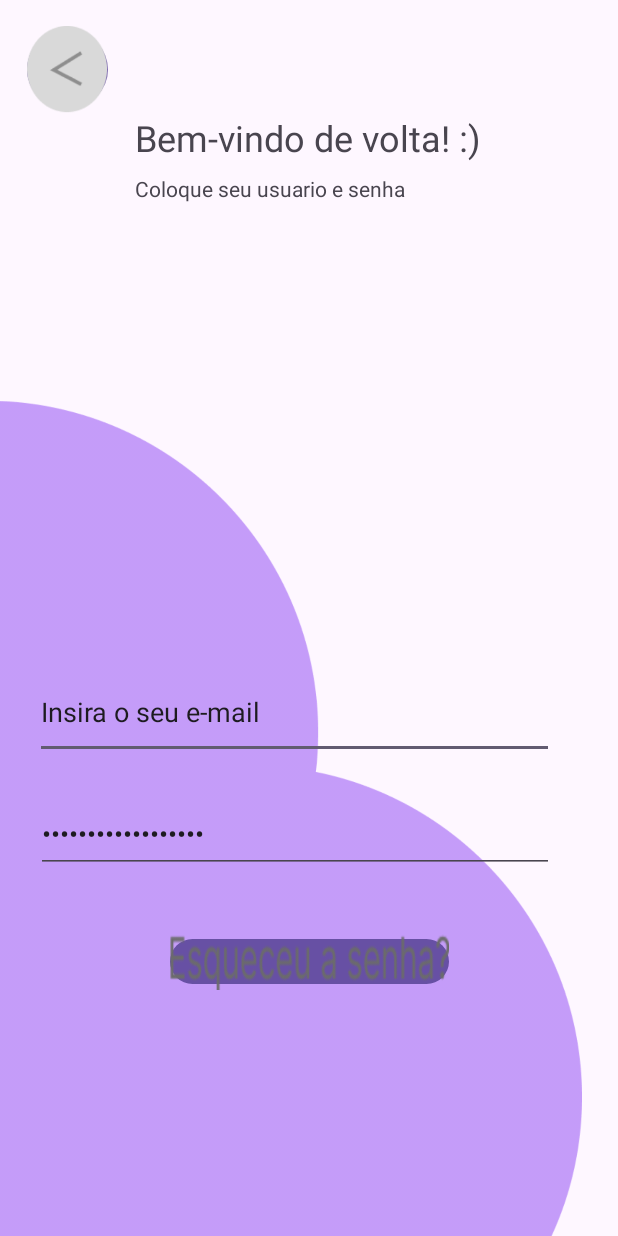
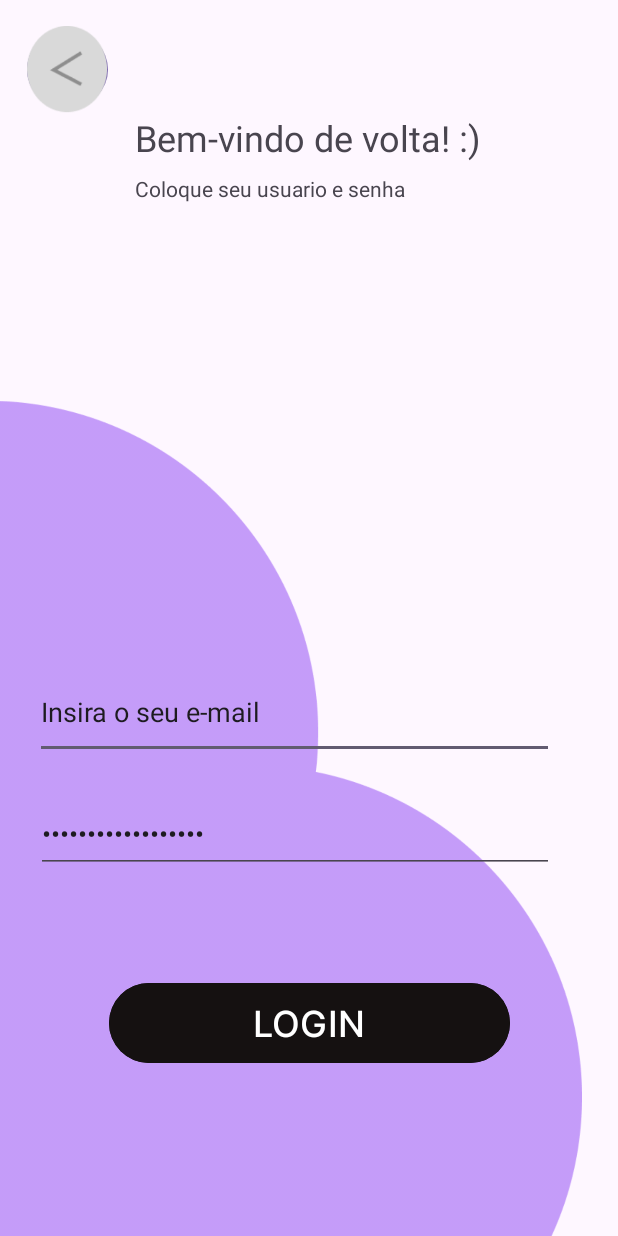
Before and after one commit to CristianMartini/Echo-Viagens-, an Android app: the layout tela_login.xml on its own in the app's theme, with its tools: preview values and no code run, on a phone screen of 412 x 824 dp. Run offline under Robolectric (Android 15) with nearby library versions, the phone set to English and light mode, and no system bars.

Commit message:
origin/claudio

```diff
--- a/app/src/main/res/layout/tela_login.xml
+++ b/app/src/main/res/layout/tela_login.xml
@@ -94,17 +94,19 @@
 
     <Button
         android:id="@+id/EsqSenha"
-        android:layout_width="186dp"
-        android:layout_height="38dp"
-        android:layout_marginTop="24dp"
-        android:layout_marginBottom="24dp"
-        android:foreground="@drawable/esqsenha"
-        android:textColorLink="#00FFFFFF"
+        android:layout_width="267dp"
+        android:layout_height="61dp"
+        android:backgroundTint="#151111"
+        android:fontFamily="@font/inter_medium"
+        android:text="LOGIN"
+        android:textColorHighlight="#0C0B0B"
+        android:textColorLink="#151414"
+        android:textSize="24sp"
         app:layout_constraintBottom_toBottomOf="parent"
         app:layout_constraintEnd_toEndOf="parent"
         app:layout_constraintStart_toStartOf="parent"
         app:layout_constraintTop_toBottomOf="@+id/editTextTextPassword5"
-        app:layout_constraintVertical_bias="0.104"
+        app:layout_constraintVertical_bias="0.384"
         tools:visibility="visible" />
 
 </androidx.constraintlayout.widget.ConstraintLayout>
```
